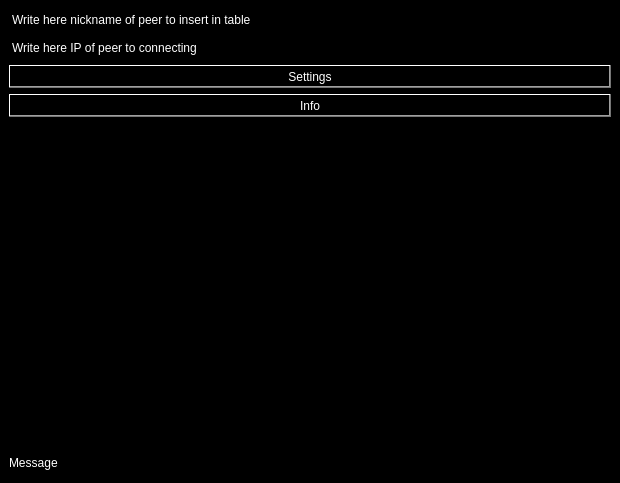
This is Freechat/Designer/freechat.ui in bogdyname/Freechat-Linux as Qt 5 draws it before an edit. The edited form follows.
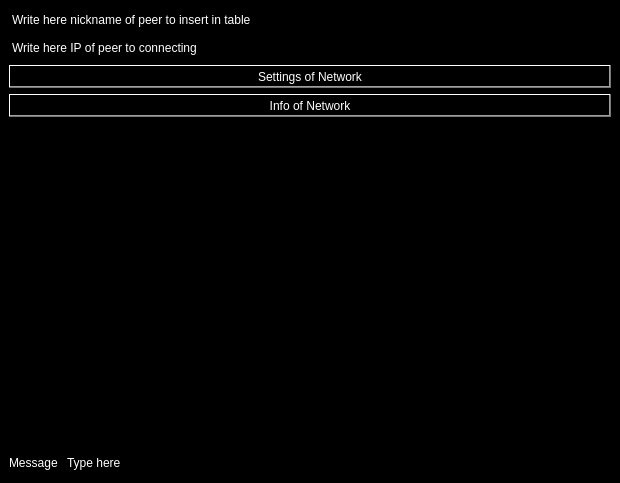
This is the edited form. Icons and pictures are not drawn.

```diff
--- a/Freechat/Designer/freechat.ui
+++ b/Freechat/Designer/freechat.ui
@@ -68,6 +68,9 @@
         <string notr="true">color: rgb(255, 255, 255);
 background-color: qlineargradient(spread:pad, x1:1, y1:0, x2:1, y2:0, stop:0.392045 rgba(0, 0, 0, 255), stop:0.607955 rgba(255, 255, 255, 255));</string>
        </property>
+       <property name="text">
+        <string>Type here</string>
+       </property>
       </widget>
      </item>
     </layout>
@@ -157,7 +160,7 @@
 font: 57 12pt &quot;Letter Gothic Std&quot;;</string>
        </property>
        <property name="text">
-        <string>Settings</string>
+        <string>Settings of Network</string>
        </property>
       </widget>
      </item>
@@ -168,7 +171,7 @@
 font: 57 12pt &quot;Letter Gothic Std&quot;;</string>
        </property>
        <property name="text">
-        <string>Info</string>
+        <string>Info of Network</string>
        </property>
       </widget>
      </item>
```
